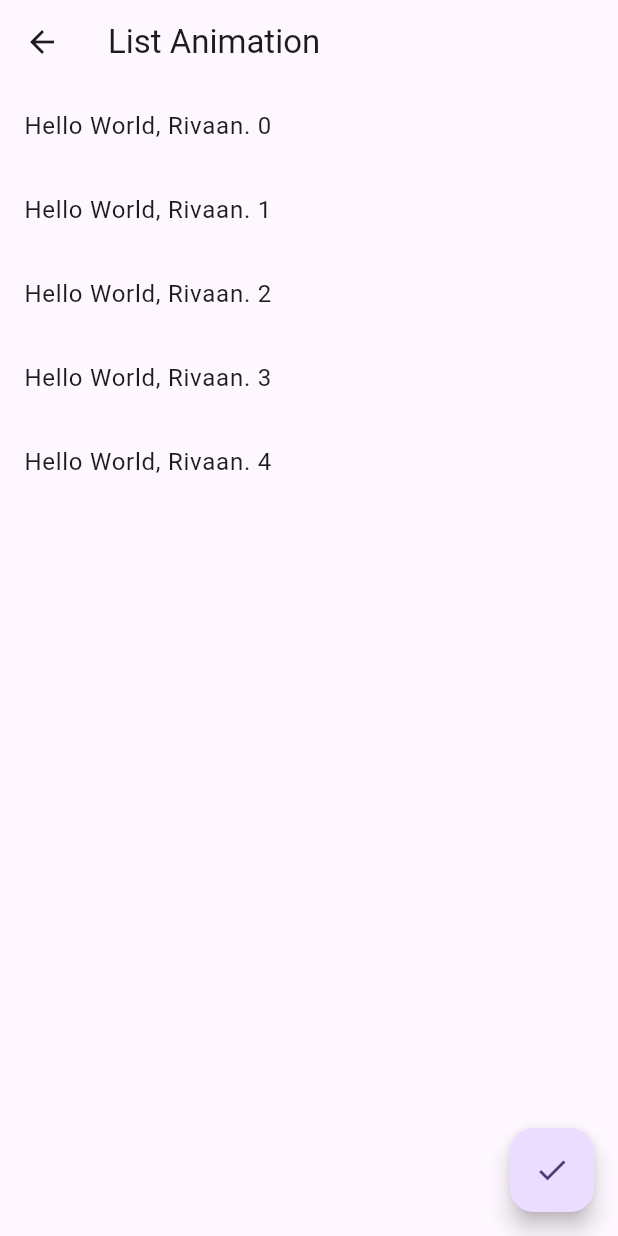
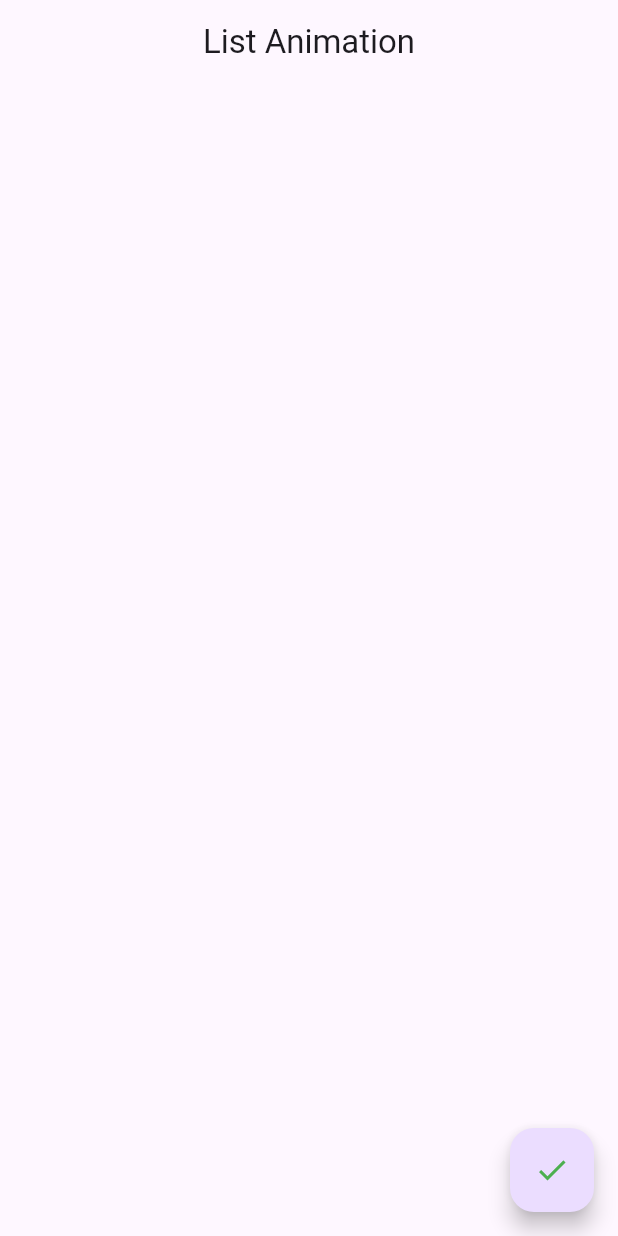
Before and after one commit to shafiul-haque-johny/Animations, a Flutter app: the ListAnimation screen opened directly, after a tap on the "done" icon, on a phone screen of 412 x 824 dp. Run offline on Flutter 3.47's test engine with Material 2 defaults, Android fonts, the phone set to English and light mode, and no system bars.

Commit message:
list animation

```diff
--- a/lib/explicit_examples/list_animation.dart
+++ b/lib/explicit_examples/list_animation.dart
@@ -1,25 +1,70 @@
 import 'package:flutter/material.dart';
 
-class ListAnimation extends StatelessWidget {
+class ListAnimation extends StatefulWidget {
   const ListAnimation({super.key});
+
+  @override
+  State<ListAnimation> createState() => _ListAnimationState();
+}
+
+class _ListAnimationState extends State<ListAnimation>
+    with SingleTickerProviderStateMixin {
+  late AnimationController controller;
+  late List<Animation<Offset>> animations = [];
+  final itemCount = 5;
+
+  @override
+  void initState() {
+    controller = AnimationController(
+      vsync: this,
+      duration: const Duration(
+        milliseconds: 5000,
+      ),
+    );
+
+    super.initState();
+
+    animations = List.generate(
+      itemCount,
+      (index) => Tween(begin: const Offset(-1, 0), end: Offset.zero).animate(
+        CurvedAnimation(
+          parent: controller,
+          curve: Interval(index * (1 / itemCount), 1),
+        ),
+      ),
+    );
+  }
 
   @override
   Widget build(BuildContext context) {
     return Scaffold(
       appBar: AppBar(
         title: const Text('List Animation'),
+        centerTitle: true,
       ),
       body: ListView.builder(
-        itemCount: 5,
+        itemCount: itemCount,
         itemBuilder: (context, index) {
-          return ListTile(
-            title: Text('Hello World, Rivaan. ${index.toString()}'),
+          return SlideTransition(
+            position: animations[index],
+            child: ListTile(
+              title: Text('Hello World, Shafiul. ${index.toString()}'),
+            ),
           );
         },
       ),
       floatingActionButton: FloatingActionButton(
-        onPressed: () {},
-        child: const Icon(Icons.done),
+        onPressed: () {
+          if (controller.isCompleted) {
+            controller.reverse();
+          } else {
+            controller.forward();
+          }
+        },
+        child: const Icon(
+          Icons.done,
+          color: Colors.green,
+        ),
       ),
     );
   }
--- a/lib/main.dart
+++ b/lib/main.dart
@@ -1,7 +1,7 @@
 
+import 'package:animation_starter_code/explicit_examples/list_animation.dart';
 import 'package:flutter/material.dart';
 
-import 'explicit_examples/login_animation.dart';
 
 
 
@@ -21,7 +21,7 @@ class MyApp extends StatelessWidget {
         colorScheme: ColorScheme.fromSeed(seedColor: Colors.deepPurple),
         useMaterial3: true,
       ),
-      home: const LoginScreenAnimation()
+      home: const ListAnimation()
     );
   }
 }
```
